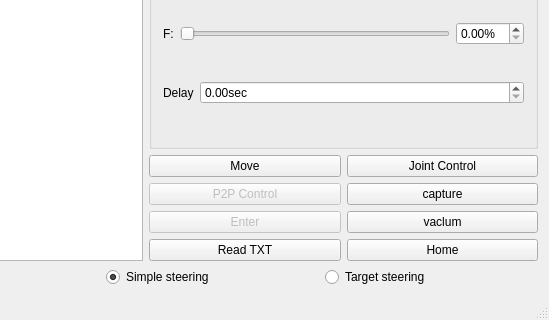
Qt form core/mainwindow.ui (kmolLin/robotic_control) before a commit; both pictures show x 344 to 893 and y 356 to 676 of the 893 by 676 pixel window.
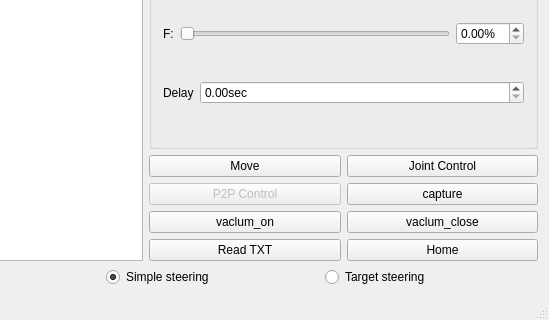
The same form after that commit.

```diff
--- a/core/mainwindow.ui
+++ b/core/mainwindow.ui
@@ -515,20 +515,17 @@
               <item>
                <widget class="QPushButton" name="enter_btn">
                 <property name="enabled">
-                 <bool>false</bool>
+                 <bool>true</bool>
                 </property>
                 <property name="text">
-                 <string>Enter</string>
+                 <string>vaclum_on</string>
                 </property>
                </widget>
               </item>
               <item>
-               <widget class="QPushButton" name="vaclum_btn">
-                <property name="enabled">
-                 <bool>true</bool>
-                </property>
+               <widget class="QPushButton" name="vaclum_close_btn">
                 <property name="text">
-                 <string>vaclum</string>
+                 <string>vaclum_close</string>
                 </property>
                </widget>
               </item>
```
Left out of the diff: 2 changed lines with no effect on the pictures.
